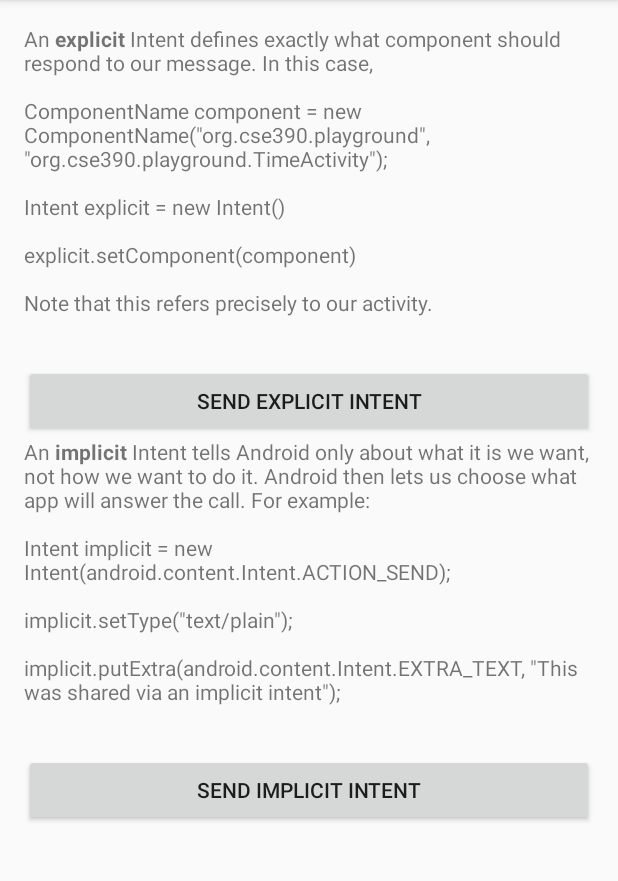
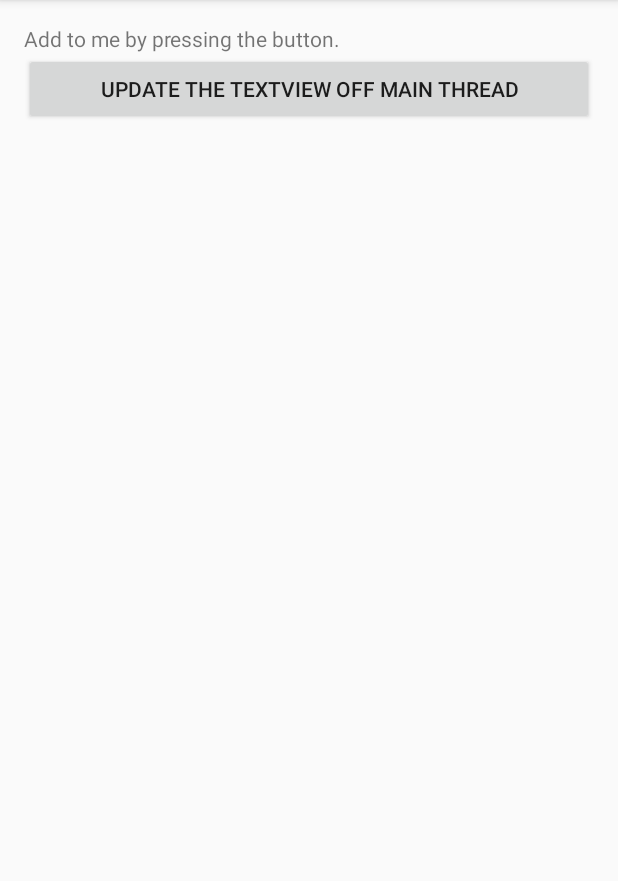
Before and after one commit to srsudar/cse390-android-playground, an Android app: the screen it shows after launch (MainActivity), on a phone screen of 412 x 824 dp, the part 84-965 px from its top. Run offline under Robolectric (Android 15) with nearby library versions, the phone set to English and light mode, and no system bars.

Commit message:
Cause a crash by updating TextView on wrong thread

```diff
--- a/app/src/main/java/org/cse390/playground/MainActivity.java
+++ b/app/src/main/java/org/cse390/playground/MainActivity.java
@@ -1,40 +1,24 @@
 package org.cse390.playground;
 
-import android.content.ComponentName;
-import android.content.Intent;
+import android.os.Handler;
 import android.support.v7.app.AppCompatActivity;
 import android.os.Bundle;
-import android.text.Html;
-import android.text.Spanned;
 import android.util.Log;
 import android.view.View;
 import android.widget.Button;
 import android.widget.TextView;
 
+import java.lang.Runnable;
+import java.util.concurrent.Executor;
+import java.util.concurrent.ThreadPoolExecutor;
+
+
 public class MainActivity extends AppCompatActivity {
   private static final String TAG = MainActivity.class.getSimpleName();
 
-  private TextView expIntentDesc;
-  private TextView impIntentDesc;
-  private Button sendExpIntent;
-  private Button sendImpIntent;
+  private TextView message;
+  private Button addToMessage;
 
-  private String expIntentMsg = "An <b>explicit</b> Intent defines exactly" +
-      "  what component should respond to our message. In this case," +
-      " <p>ComponentName component = new ComponentName(" +
-      "\"org.cse390.playground\", \"org.cse390.playground.TimeActivity\");" +
-      "</p><p>Intent explicit = new Intent()</p>" +
-      " <p>explicit.setComponent(component)<p>" +
-      "Note that this refers precisely to our" +
-      " activity.";
-
-  private String impIntentMsg = "An <b>implicit</b> Intent tells Android" +
-      " only about what it is we want, not how we want to do it. Android" +
-      " then lets us choose what app will answer the call. For example:" +
-      " <p>Intent implicit = new Intent(android.content.Intent.ACTION_SEND);" +
-      "</p> <p>implicit.setType(\"text/plain\");</p>" +
-      "<p>implicit.putExtra(android.content.Intent.EXTRA_TEXT," +
-      " \"This was shared via an implicit intent\");</p>";
 
   @Override
   protected void onCreate(Bundle savedInstanceState) {
@@ -42,44 +26,24 @@ public class MainActivity extends AppCompatActivity {
     setContentView(R.layout.activity_main);
     Log.d(TAG, "onCreate");
 
-    this.expIntentDesc = (TextView) findViewById(
-        R.id.explicit_intent_description);
-    this.impIntentDesc = (TextView) findViewById(
-        R.id.implicit_intent_description);
-    this.sendExpIntent = (Button) findViewById(
-        R.id.a_main_send_explicit_intent);
-    this.sendImpIntent = (Button) findViewById(
-        R.id.a_main_send_implicit_intent);
-
-    Spanned styledExp = Html.fromHtml(expIntentMsg);
-    Spanned styledImp = Html.fromHtml(impIntentMsg);
-
-    expIntentDesc.setText(styledExp);
-    impIntentDesc.setText(styledImp);
+    this.message = (TextView) findViewById(
+        R.id.message);
+    this.addToMessage = (Button) findViewById(
+        R.id.add_to_message);
 
     initListeners();
   }
 
   protected void initListeners() {
-    sendExpIntent.setOnClickListener(new View.OnClickListener() {
+    addToMessage.setOnClickListener(new View.OnClickListener() {
       @Override
       public void onClick(View view) {
-        ComponentName component = new ComponentName("org.cse390.playground",
-            "org.cse390.playground.TimeActivity");
-        Intent explicit = new Intent();
-        explicit.setComponent(component);
-        startActivity(explicit);
-      }
-    });
-
-    sendImpIntent.setOnClickListener(new View.OnClickListener() {
-      @Override
-      public void onClick(View view) {
-        Intent implicit = new Intent(Intent.ACTION_SEND);
-        implicit.setType("text/plain");
-        implicit.putExtra(Intent.EXTRA_TEXT,
-            "This was shared via an implicit Intent");
-        startActivity(implicit);
+        new Thread(new Runnable() {
+          @Override
+          public void run() {
+            message.append("\n new message \n");
+          }
+        }).start();
       }
     });
   }
--- a/app/src/main/res/layout/activity_main.xml
+++ b/app/src/main/res/layout/activity_main.xml
@@ -20,25 +20,14 @@
     <TextView
         android:layout_width="wrap_content"
         android:layout_height="wrap_content"
-        android:id="@+id/explicit_intent_description"
-        android:text="temp"/>
+        android:id="@+id/message"
+        android:text="@string/add_to_me"/>
 
     <Button
         android:layout_width="match_parent"
         android:layout_height="wrap_content"
-        android:id="@+id/a_main_send_explicit_intent"
-        android:text="@string/send_explicit_intent"/>
+        android:id="@+id/add_to_message"
+        android:text="@string/update_on_bad_thread"/>
 
-    <TextView
-        android:layout_width="wrap_content"
-        android:layout_height="wrap_content"
-        android:id="@+id/implicit_intent_description"
-        android:text="temp"/>
-
-    <Button
-        android:layout_width="match_parent"
-        android:layout_height="wrap_content"
-        android:id="@+id/a_main_send_implicit_intent"
-        android:text="@string/send_implicit_intent"/>
   </LinearLayout>
 </ScrollView>
--- a/app/src/main/res/values/strings.xml
+++ b/app/src/main/res/values/strings.xml
@@ -1,9 +1,13 @@
 <resources>
   <string name="app_name">Playground</string>
+
+  <string name="add_to_me">Add to me by pressing the button.</string>
 
   <string name="send_explicit_intent">Send Explicit Intent</string>
   <string name="send_implicit_intent">Send Implicit Intent</string>
 
+  <string name="update_on_bad_thread">Update the TextView off Main Thread</string>
+
   <string name="moment_on_create_called">The moment onCreate was called was: "
   </string>
 </resources>
--- a/build.gradle
+++ b/build.gradle
@@ -5,7 +5,7 @@ buildscript {
         jcenter()
     }
     dependencies {
-        classpath 'com.android.tools.build:gradle:2.2.0'
+        classpath 'com.android.tools.build:gradle:2.2.2'
 
         // NOTE: Do not place your application dependencies here; they belong
         // in the individual module build.gradle files
```
